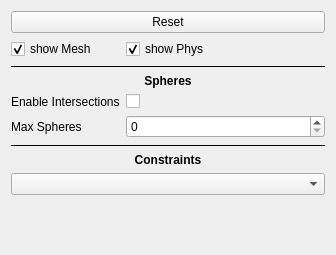
Qt form forms/tabInfo.ui (Gmadges/MPC-Masterclass) before a commit.
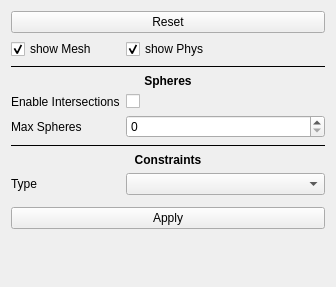
The same form after that commit. Custom widgets are drawn as their Qt base class.

```diff
--- a/forms/tabInfo.ui
+++ b/forms/tabInfo.ui
@@ -7,7 +7,7 @@
     <x>0</x>
     <y>0</y>
     <width>336</width>
-    <height>255</height>
+    <height>287</height>
    </rect>
   </property>
   <property name="windowTitle">
@@ -16,10 +16,7 @@
   <layout class="QGridLayout" name="gridLayout_2">
    <item row="1" column="0">
     <layout class="QFormLayout" name="formLayout">
-     <item row="11" column="0" colspan="2">
-      <widget class="QComboBox" name="combo_constType"/>
-     </item>
-     <item row="12" column="0">
+     <item row="13" column="0" colspan="2">
       <widget class="SpringSettings" name="widget_springSettings" native="true"/>
      </item>
      <item row="4" column="0">
@@ -119,6 +116,23 @@
        </property>
       </widget>
      </item>
+     <item row="15" column="0" colspan="2">
+      <widget class="QPushButton" name="button_applySettings">
+       <property name="text">
+        <string>Apply</string>
+       </property>
+      </widget>
+     </item>
+     <item row="11" column="0">
+      <widget class="QLabel" name="label_5">
+       <property name="text">
+        <string>Type</string>
+       </property>
+      </widget>
+     </item>
+     <item row="11" column="1">
+      <widget class="QComboBox" name="combo_constType"/>
+     </item>
     </layout>
    </item>
   </layout>
```
